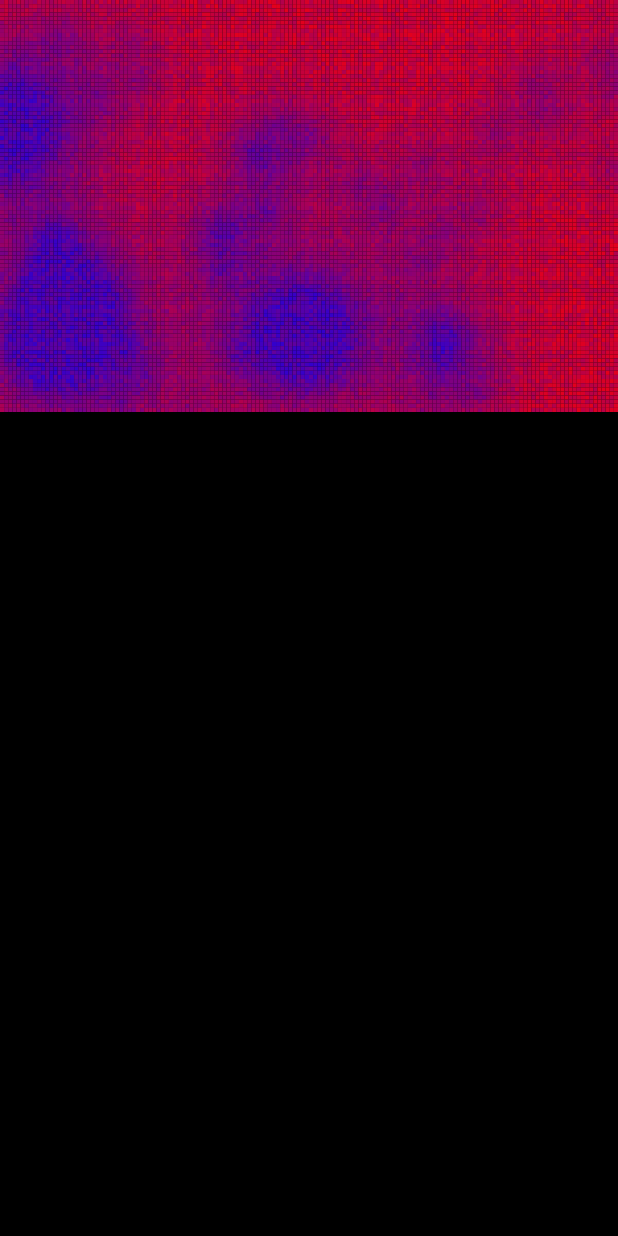
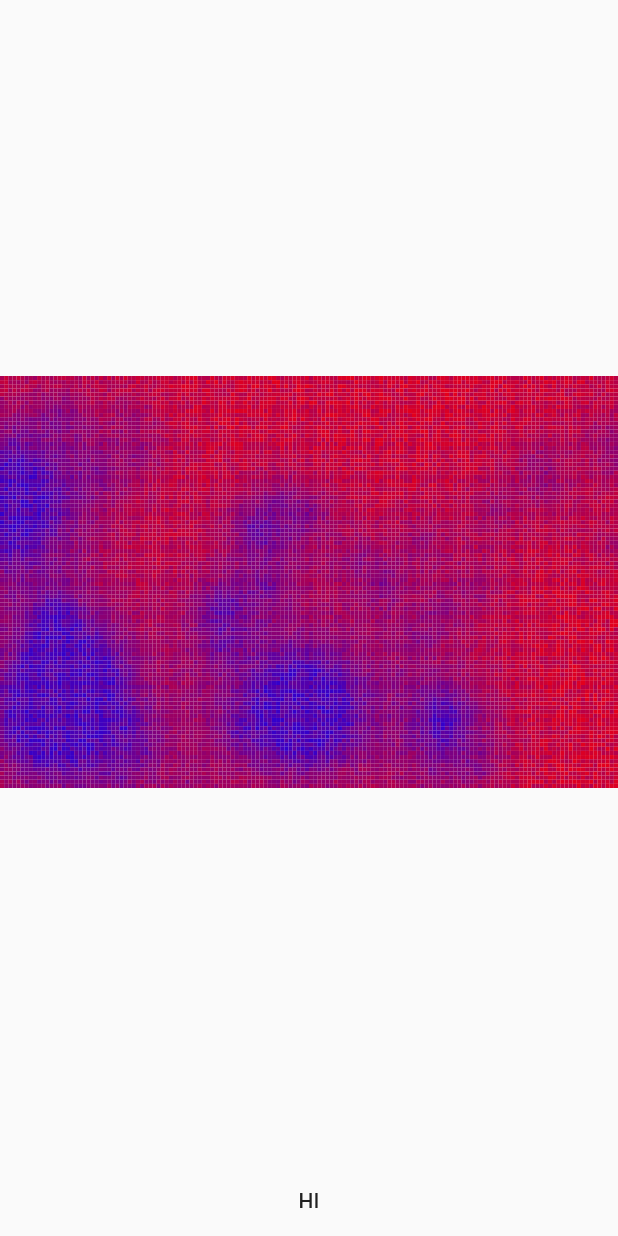
Before and after one commit to elliotnash/gerrymandering_game, a Flutter app: the screen it shows after launch, on a phone screen of 412 x 824 dp. Run offline on Flutter 3.47's test engine with Material 2 defaults, Android fonts, the phone set to English and light mode, and no system bars; our stand-ins replace freezed_annotation, hooks_riverpod, riverpod_annotation; generated files the repository leaves out were written again.

Commit message:
Consitent aspect ratio

```diff
--- a/lib/main.dart
+++ b/lib/main.dart
@@ -3,6 +3,7 @@ import 'dart:math';
 import 'package:flutter/material.dart';
 import 'package:gerrymandering_game/const.dart';
 import 'package:gerrymandering_game/models/level.dart';
+import 'package:gerrymandering_game/models/party.dart';
 import 'package:gerrymandering_game/providers/level_provider.dart';
 import 'package:hooks_riverpod/hooks_riverpod.dart';
 import 'package:vector_math/vector_math.dart' as v;
@@ -66,19 +67,25 @@ class Map extends StatefulWidget {
 class _MapState extends State<StatefulWidget> {
   @override
   Widget build(BuildContext context) {
-    // return CustomPaint(painter: MapPainter());
-    return LayoutBuilder(
-      // Inner yellow container
-      builder: (_, constraints) => Container(
-        width: constraints.widthConstraints().maxWidth,
-        height: constraints.heightConstraints().maxHeight,
-        color: Colors.black,
-        child: Consumer(
-          builder: (context, ref, _) {
-            return LevelWidget(ref.watch(currentLevelProvider));
-          },
-        )
-      ),
+    return Consumer(
+      builder: (context, ref, _) {
+        return SizedBox(
+          width: double.infinity,
+          height: double.infinity,
+          child: Column(
+            mainAxisSize: MainAxisSize.max,
+            children: [
+              Expanded(child: LevelWidget(ref.watch(currentLevelProvider))),
+              MaterialButton(
+                onPressed: () {
+                  ref.read(currentLevelProvider.notifier).generate(Party.democrat, 2);
+                },
+                child: Text("HI"),
+              )
+            ],
+          ),
+        );
+      },
     );
   }
 }
@@ -89,7 +96,27 @@ class LevelWidget extends StatelessWidget {
 
   @override
   Widget build(BuildContext context) {
-    return CustomPaint(painter: MapPainter(level));
+    return LayoutBuilder(
+      // Inner yellow container
+      builder: (_, constraints) {
+        final widthC = constraints.maxWidth / kMapWidth;
+        final heightC = constraints.maxHeight / kMapHeight;
+        final c = min(widthC, heightC);
+        final width = c*kMapWidth;
+        final height = c*kMapHeight;
+
+        return SizedBox(
+          width: width,
+          height: height,
+          child: Center(
+            child: CustomPaint(
+              size: Size(width, height),
+              painter: MapPainter(level),
+            ),
+          ),
+        );
+      },
+    );
   }
 }
 
--- a/lib/models/level.dart
+++ b/lib/models/level.dart
@@ -22,21 +22,17 @@ class Level with _$Level {
   const factory Level({
     required List<Tile> tiles,
     required List<City> cities,
+    required Party party,
+    required int difficulty
   }) = _Level;
 
   int get population => tiles.map((e) => e.population).reduce(sum);
   int get democrats => tiles.map((e) => e.democrats).reduce(sum);
   int get republicans => tiles.map((e) => e.republicans).reduce(sum);
 
-  factory Level.generateDifficulty(Party party, int difficulty) {
-    var base = party == Party.democrat ? 9 : 1;
-    var cities = base - (difficulty*2);
-    return Level.generate(
-      bigCities: cities
-    );
-  }
-
-  factory Level.generate({int bigCities = 5, int smallCities = 40}) {
+  factory Level.generate([Party party = Party.democrat, int difficulty = 2]) {
+    final int bigCities = (party == Party.democrat ? 9 : 1) - (difficulty*2);
+    const int smallCities = 40;
     final cities = [
       for (var i = 0; i < bigCities; i++)
         City(Vector2(_rand.nextDouble()*kMapWidth, _rand.nextDouble()*kMapHeight), _rand.nextDouble()*0.5+0.5),
@@ -76,7 +72,7 @@ class Level with _$Level {
           generateTile(x, y)
     ];
 
-    return Level(tiles: tiles, cities: cities);
+    return Level(tiles: tiles, cities: cities, party: party, difficulty: difficulty);
   }
 
   factory Level.fromJson(Map<String, dynamic> json)
--- a/lib/providers/level_provider.dart
+++ b/lib/providers/level_provider.dart
@@ -11,6 +11,6 @@ class CurrentLevel extends _$CurrentLevel {
     return Level.generate();
   }
   void generate(Party party, int difficulty) {
-    state = Level.generateDifficulty(party, difficulty);
+    state = Level.generate(party, difficulty);
   }
 }
```
